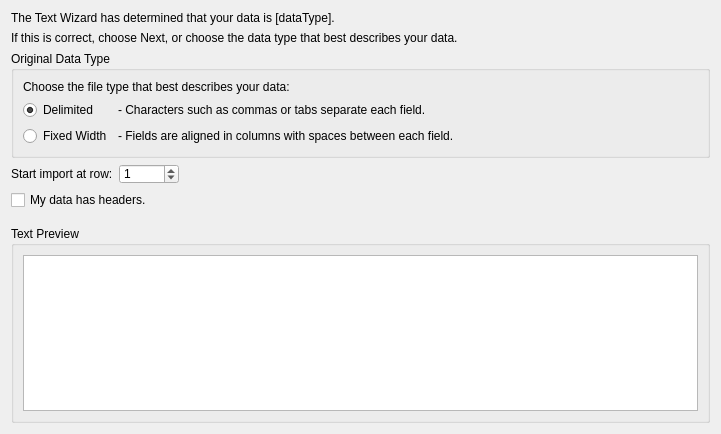
The window that Source/Plugins/IO/Widgets/ImportASCIIDataWizard/UI_Files/DelimitedOrFixedWidthPage.ui (BlueQuartzSoftware/DREAM3D) describes before a commit, drawn with Qt 5.
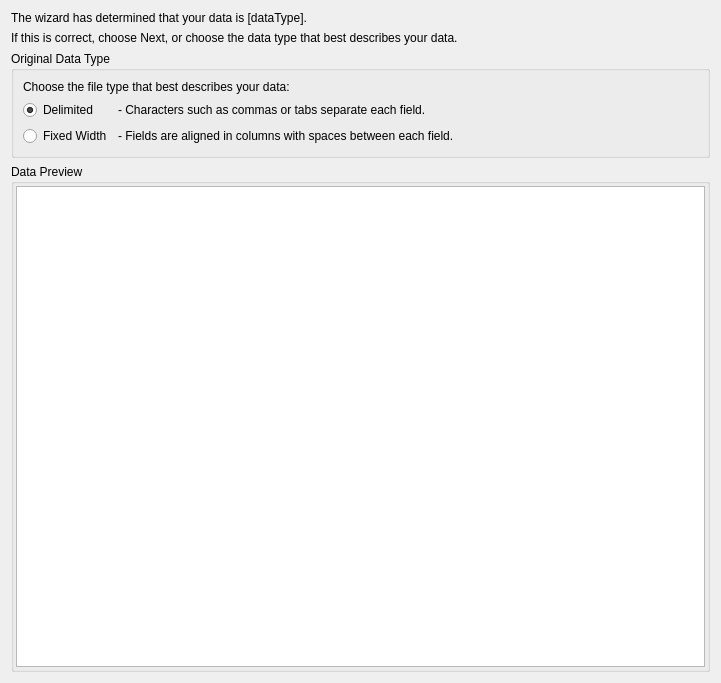
The same window after the commit.

Commit message: Adding data preview windows.  These use a custom model and item, and display to a table view.

The edit to the form file:
```diff
--- a/Source/Plugins/IO/Widgets/ImportASCIIDataWizard/UI_Files/DelimitedOrFixedWidthPage.ui
+++ b/Source/Plugins/IO/Widgets/ImportASCIIDataWizard/UI_Files/DelimitedOrFixedWidthPage.ui
@@ -7,14 +7,14 @@
     <x>0</x>
     <y>0</y>
     <width>721</width>
-    <height>434</height>
+    <height>683</height>
    </rect>
   </property>
   <property name="windowTitle">
    <string>WizardPage</string>
   </property>
   <layout class="QGridLayout" name="gridLayout_2">
-   <item row="2" column="0" colspan="3">
+   <item row="2" column="0" colspan="2">
     <widget class="QGroupBox" name="groupBox">
      <property name="title">
       <string>Original Data Type</string>
@@ -87,81 +87,47 @@
      </layout>
     </widget>
    </item>
-   <item row="0" column="0" colspan="3">
+   <item row="0" column="0" colspan="2">
     <widget class="QLabel" name="dataTypeGuesserLabel">
      <property name="text">
-      <string>The Text Wizard has determined that your data is [dataType].</string>
+      <string>The wizard has determined that your data is [dataType].</string>
      </property>
     </widget>
    </item>
-   <item row="1" column="0" colspan="3">
+   <item row="1" column="0" colspan="2">
     <widget class="QLabel" name="label_2">
      <property name="text">
       <string>If this is correct, choose Next, or choose the data type that best describes your data.</string>
      </property>
     </widget>
    </item>
-   <item row="3" column="2">
-    <spacer name="horizontalSpacer_3">
-     <property name="orientation">
-      <enum>Qt::Horizontal</enum>
-     </property>
-     <property name="sizeHint" stdset="0">
-      <size>
-       <width>458</width>
-       <height>20</height>
-      </size>
-     </property>
-    </spacer>
-   </item>
-   <item row="4" column="0" colspan="3">
-    <widget class="QCheckBox" name="hasHeadersCheckBox">
-     <property name="text">
-      <string>My data has headers.</string>
-     </property>
-    </widget>
-   </item>
-   <item row="3" column="1">
-    <widget class="QSpinBox" name="startImportSpin">
-     <property name="minimumSize">
-      <size>
-       <width>60</width>
-       <height>20</height>
-      </size>
-     </property>
-     <property name="value">
-      <number>1</number>
-     </property>
-    </widget>
-   </item>
-   <item row="3" column="0">
-    <widget class="QLabel" name="label_6">
-     <property name="text">
-      <string>Start import at row:</string>
-     </property>
-    </widget>
-   </item>
-   <item row="5" column="0">
-    <spacer name="verticalSpacer_2">
-     <property name="orientation">
-      <enum>Qt::Vertical</enum>
-     </property>
-     <property name="sizeHint" stdset="0">
-      <size>
-       <width>20</width>
-       <height>46</height>
-      </size>
-     </property>
-    </spacer>
-   </item>
-   <item row="6" column="0" colspan="3">
+   <item row="3" column="0" colspan="2">
     <widget class="QGroupBox" name="groupBox_2">
      <property name="title">
-      <string>Text Preview</string>
+      <string>Data Preview</string>
      </property>
      <layout class="QGridLayout" name="gridLayout_3">
-      <item row="0" column="0">
-       <widget class="QTextEdit" name="textEdit"/>
+      <property name="leftMargin">
+       <number>2</number>
+      </property>
+      <property name="topMargin">
+       <number>2</number>
+      </property>
+      <property name="rightMargin">
+       <number>2</number>
+      </property>
+      <property name="bottomMargin">
+       <number>2</number>
+      </property>
+      <item row="1" column="0">
+       <widget class="QTableView" name="dataView">
+        <property name="selectionMode">
+         <enum>QAbstractItemView::NoSelection</enum>
+        </property>
+        <property name="selectionBehavior">
+         <enum>QAbstractItemView::SelectColumns</enum>
+        </property>
+       </widget>
       </item>
      </layout>
     </widget>
```
The commit also changes 15 other files.
